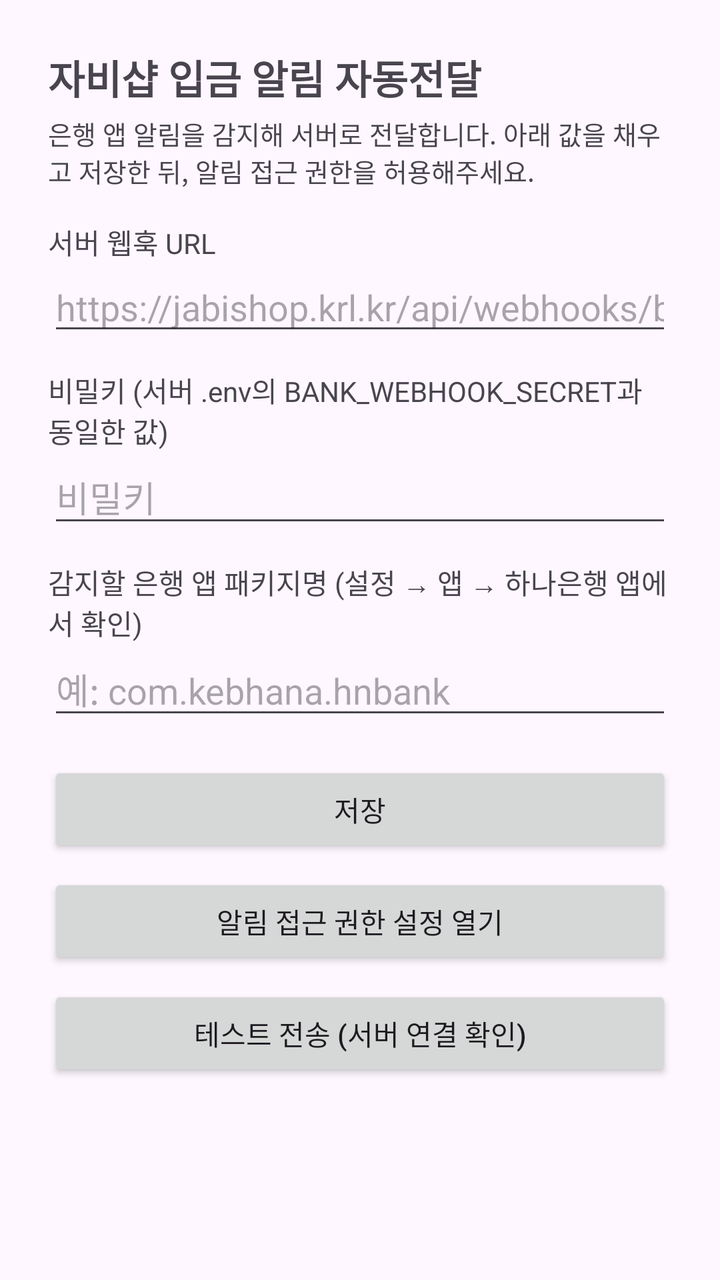
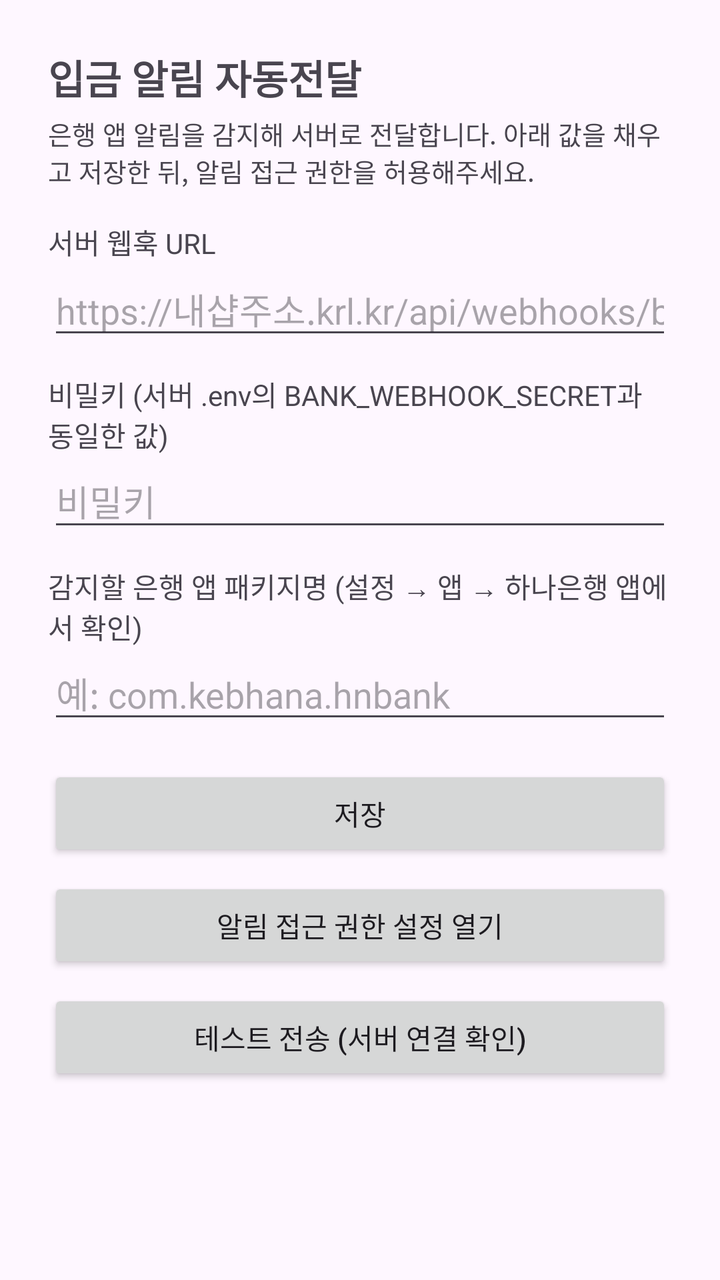

Screens rendered from an Android XML layout before and after an edit, with the pre-edit source and the edit as a unified diff.
<!-- AndroidManifest.xml: application theme Theme.BankNotifier -->
<!-- res/layout/activity_main.xml -->
<?xml version="1.0" encoding="utf-8"?>
<ScrollView xmlns:android="http://schemas.android.com/apk/res/android"
    android:layout_width="match_parent"
    android:layout_height="match_parent">

    <LinearLayout
        android:layout_width="match_parent"
        android:layout_height="wrap_content"
        android:orientation="vertical"
        android:padding="24dp">

        <TextView
            android:layout_width="wrap_content"
            android:layout_height="wrap_content"
            android:text="자비샵 입금 알림 자동전달"
            android:textSize="20sp"
            android:textStyle="bold"
            android:layout_marginBottom="4dp" />

        <TextView
            android:layout_width="wrap_content"
            android:layout_height="wrap_content"
            android:text="은행 앱 알림을 감지해 서버로 전달합니다. 아래 값을 채우고 저장한 뒤, 알림 접근 권한을 허용해주세요."
            android:textSize="13sp"
            android:layout_marginBottom="16dp" />

        <TextView
            android:layout_width="wrap_content"
            android:layout_height="wrap_content"
            android:text="서버 웹훅 URL" />
        <EditText
            android:id="@+id/edit_webhook_url"
            android:layout_width="match_parent"
            android:layout_height="wrap_content"
            android:hint="https://jabishop.krl.kr/api/webhooks/bank-topup"
            android:inputType="textUri"
            android:layout_marginBottom="12dp" />

        <TextView
            android:layout_width="wrap_content"
            android:layout_height="wrap_content"
            android:text="비밀키 (서버 .env의 BANK_WEBHOOK_SECRET과 동일한 값)" />
        <EditText
            android:id="@+id/edit_secret"
            android:layout_width="match_parent"
            android:layout_height="wrap_content"
            android:hint="비밀키"
            android:inputType="textPassword"
            android:layout_marginBottom="12dp" />

        <TextView
            android:layout_width="wrap_content"
            android:layout_height="wrap_content"
            android:text="감지할 은행 앱 패키지명 (설정 → 앱 → 하나은행 앱에서 확인)" />
        <EditText
            android:id="@+id/edit_package"
            android:layout_width="match_parent"
            android:layout_height="wrap_content"
            android:hint="예: com.kebhana.hnbank"
            android:layout_marginBottom="16dp" />

        <Button
            android:id="@+id/btn_save"
            android:layout_width="match_parent"
            android:layout_height="wrap_content"
            android:text="저장"
            android:layout_marginBottom="8dp" />

        <Button
            android:id="@+id/btn_open_notification_settings"
            android:layout_width="match_parent"
            android:layout_height="wrap_content"
            android:text="알림 접근 권한 설정 열기"
            android:layout_marginBottom="8dp" />

        <Button
            android:id="@+id/btn_test_send"
            android:layout_width="match_parent"
            android:layout_height="wrap_content"
            android:text="테스트 전송 (서버 연결 확인)"
            android:layout_marginBottom="16dp" />

        <TextView
            android:id="@+id/text_status"
            android:layout_width="match_parent"
            android:layout_height="wrap_content"
            android:text=""
            android:textSize="13sp" />

    </LinearLayout>
</ScrollView>
<!-- resources referenced by this layout -->
<resources>
  <style name="Theme.BankNotifier" parent="Theme.Material3.DayNight.NoActionBar" />
</resources>

<!-- the commit's change to res/layout/activity_main.xml (unified diff, before → after) -->
@@ -12,7 +12,7 @@
         <TextView
             android:layout_width="wrap_content"
             android:layout_height="wrap_content"
-            android:text="자비샵 입금 알림 자동전달"
+            android:text="입금 알림 자동전달"
             android:textSize="20sp"
             android:textStyle="bold"
             android:layout_marginBottom="4dp" />
@@ -32,7 +32,7 @@
             android:id="@+id/edit_webhook_url"
             android:layout_width="match_parent"
             android:layout_height="wrap_content"
-            android:hint="https://jabishop.krl.kr/api/webhooks/bank-topup"
+            android:hint="https://내샵주소.krl.kr/api/webhooks/bank-topup"
             android:inputType="textUri"
             android:layout_marginBottom="12dp" />
 
